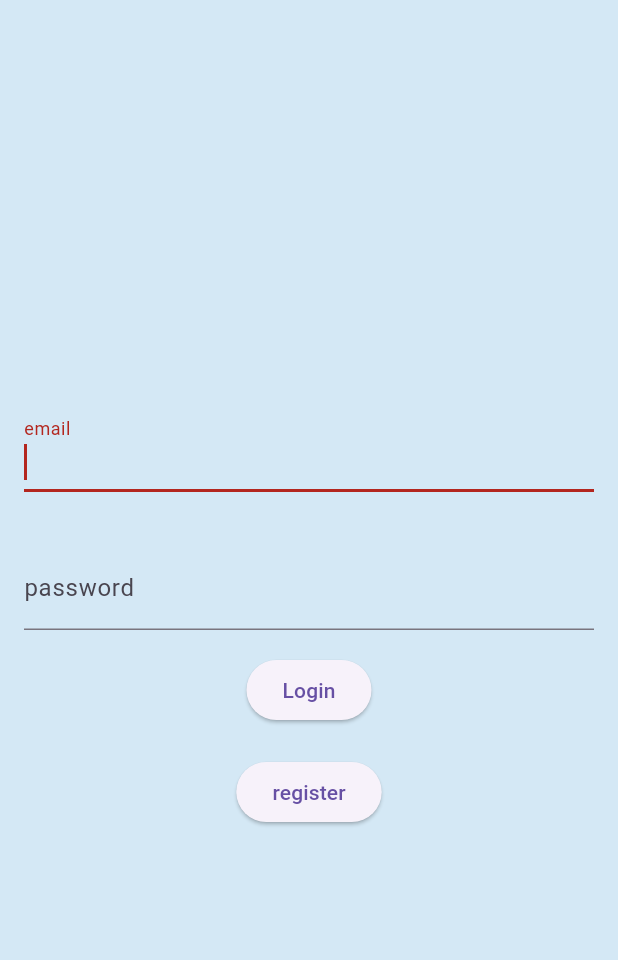
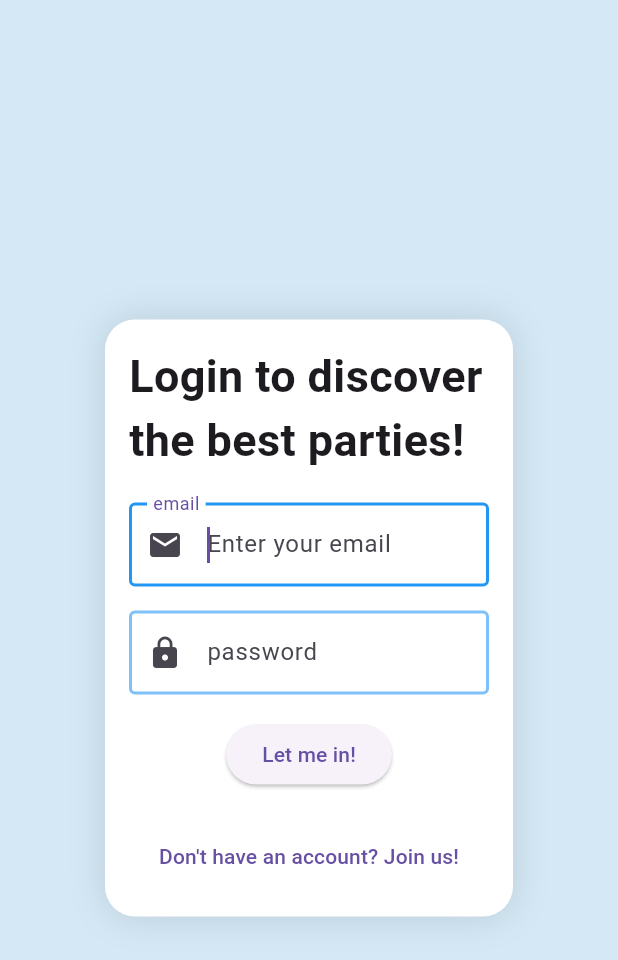
Before and after one commit to bramba2000/crowDJ, a Flutter app: the screen it shows after launch, on a phone screen of 412 x 824 dp. Shown: the top 960 px of the screen. Run offline on Flutter 3.47's test engine with Material 3 defaults, Android fonts, the phone set to English and light mode, and no system bars; our stand-ins replace cloud_firestore, firebase_auth, firebase_core, flutter_map, flutter_riverpod, freezed_annotation and 4 more; missing offline and left inert: geoflutterfire2, spotify; accounts and stored records are empty; generated files the repository leaves out were written again.

Commit message:
restyle form fields in login

```diff
--- a/crowdj_app/lib/feature/auth/pages/login_page.dart
+++ b/crowdj_app/lib/feature/auth/pages/login_page.dart
@@ -8,6 +8,9 @@ import '../data/auth_data_source.dart';
 import '../data/user_data_source.dart';
 import '../providers/authentication_provider.dart';
 import '../providers/state/authentication_state.dart';
+import '../widgets/form_skeleton.dart';
+import '../widgets/responsive_card_with_image.dart';
+import '../widgets/utils/custom_form_styles.dart';
 
 class LoginPage extends ConsumerStatefulWidget {
   const LoginPage({super.key});
@@ -21,17 +24,19 @@ class _LoginPageState extends ConsumerState<LoginPage> {
   final TextEditingController _passwordController = TextEditingController();
   final provider = authNotifierProvider(AuthDataSource(), UserDataSource());
   final GlobalKey<FormState> _formKey = GlobalKey<FormState>();
-  final FocusNode _focusNode = FocusNode();
 
   @override
   Widget build(BuildContext context) {
     return Scaffold(
       body: Container(
-        decoration: BoxDecoration(
+        decoration: const BoxDecoration(
           color: Color.fromARGB(255, 212, 232, 245),
         ),
         alignment: Alignment.center,
-        child: responsiveSingleFormLayout(loginForm()),
+        child: ResponsiveCardWithImage(
+            child: FormSkeleton(
+                title: ("Login to discover the best parties!"),
+                form: loginForm())),
       ),
     );
   }
@@ -79,11 +84,11 @@ class _LoginPageState extends ConsumerState<LoginPage> {
         children: [
           TextFormField(
             autofocus: true,
-            focusNode: _focusNode,
             controller: _usernameController,
-            decoration: const InputDecoration(
+            decoration: customInputDecorator(
               labelText: 'email',
-              errorText: '',
+              hintText: 'Enter your email',
+              icon: Icons.email,
             ),
             keyboardType: TextInputType.emailAddress,
             validator: (value) =>
@@ -97,75 +102,26 @@ class _LoginPageState extends ConsumerState<LoginPage> {
             controller: _passwordController,
             keyboardType: TextInputType.visiblePassword,
             obscureText: true,
-            decoration: const InputDecoration(labelText: 'password'),
+            decoration: customInputDecorator(
+              labelText: 'password',
+              hintText: 'Enter your password',
+              icon: Icons.lock,
+            ),
             validator: (value) =>
                 value!.isEmpty ? 'Enter a valid password' : null,
             onFieldSubmitted: (value) => _login(),
           ),
           const SizedBox(height: 16.0),
           ElevatedButton(
-            onPressed: _login,
-            child: const Text('Login'),
+            onPressed: () async => _login(),
+            child: const Text('Let me in!'),
           ),
           const SizedBox(height: 20.0),
-          ElevatedButton(
-            onPressed: () => context.replace('/signin'),
-            child: const Text('register'),
-          ),
+          TextButton(
+              onPressed: () => context.go('/signin'),
+              child: const Text("Don't have an account? Join us!")),
         ],
       ),
-    );
-  }
-
-  Widget responsiveSingleFormLayout(Widget formWidget) {
-    return LayoutBuilder(
-      builder: (BuildContext context, BoxConstraints constraints) {
-        const double breackPointWidth = 700;
-        const double breackPointHeight = 700;
-
-        if (constraints.maxWidth > breackPointWidth) {
-          return Container(
-            decoration: const BoxDecoration(
-              boxShadow: [
-                BoxShadow(
-                  color: Colors.black12,
-                  blurRadius: 20,
-                ),
-              ],
-              color: Colors.white,
-            ),
-            constraints: const BoxConstraints(
-              maxHeight: breackPointHeight,
-            ),
-            child: Row(
-              crossAxisAlignment: CrossAxisAlignment.center,
-              mainAxisSize: MainAxisSize.max,
-              mainAxisAlignment: MainAxisAlignment.spaceBetween,
-              children: [
-                Expanded(
-                  flex: 2,
-                  child: Padding(
-                    padding: const EdgeInsets.all(25),
-                    child: formWidget,
-                  ),
-                ),
-                Expanded(
-                  flex: 3,
-                  child: Image.asset(
-                    'lib/assets/crowd_mobile_background.jpeg',
-                    alignment: Alignment.centerRight,
-                  ),
-                )
-              ],
-            ),
-          );
-        } else {
-          return Padding(
-            padding: const EdgeInsets.all(16.0),
-            child: formWidget,
-          );
-        }
-      },
     );
   }
 
@@ -174,8 +130,6 @@ class _LoginPageState extends ConsumerState<LoginPage> {
       await ref
           .read(provider.notifier)
           .signIn(_usernameController.text, _passwordController.text);
-    } else {
-      _focusNode.requestFocus();
     }
   }
 
@@ -191,7 +145,6 @@ class _LoginPageState extends ConsumerState<LoginPage> {
   void dispose() {
     _usernameController.dispose();
     _passwordController.dispose();
-    _focusNode.dispose();
     super.dispose();
   }
 }
--- /dev/null
+++ b/crowdj_app/lib/feature/auth/widgets/form_skeleton.dart
@@ -0,0 +1,34 @@
+import 'package:flutter/material.dart';
+
+/// A custom conmponent that renders a [form] with a title above it.
+class FormSkeleton extends StatelessWidget {
+  const FormSkeleton({
+    super.key,
+    this.title,
+    required this.form,
+  });
+
+  final String? title;
+  final Widget form;
+
+  @override
+  Widget build(BuildContext context) {
+    return Column(
+      crossAxisAlignment: CrossAxisAlignment.center,
+      mainAxisSize: MainAxisSize.min,
+      mainAxisAlignment: MainAxisAlignment.center,
+      children: [
+        if (title != null)
+          Text(
+            title!,
+            style: TextStyle(
+              fontSize: 30,
+              fontWeight: FontWeight.bold,
+            ),
+          ),
+        if (title != null) const SizedBox(height: 20),
+        form,
+      ],
+    );
+  }
+}
--- /dev/null
+++ b/crowdj_app/lib/feature/auth/widgets/responsive_card_with_image.dart
@@ -0,0 +1,75 @@
+import 'package:flutter/material.dart';
+
+class ResponsiveCardWithImage extends StatelessWidget {
+  const ResponsiveCardWithImage({
+    super.key,
+    required this.child,
+  });
+
+  final Widget child;
+
+  @override
+  Widget build(BuildContext context) {
+    return LayoutBuilder(
+      builder: (BuildContext context, BoxConstraints constraints) {
+        const double breackPointWidth = 700;
+        const double breackPointHeight = 700;
+
+        if (constraints.maxWidth > breackPointWidth) {
+          return Container(
+            decoration: const BoxDecoration(
+              boxShadow: [
+                BoxShadow(
+                  color: Colors.black12,
+                  blurRadius: 20,
+                ),
+              ],
+              color: Colors.white,
+            ),
+            constraints: const BoxConstraints(
+              maxHeight: breackPointHeight,
+            ),
+            child: Row(
+              crossAxisAlignment: CrossAxisAlignment.center,
+              mainAxisSize: MainAxisSize.max,
+              mainAxisAlignment: MainAxisAlignment.spaceBetween,
+              children: [
+                Expanded(
+                  flex: 2,
+                  child: Padding(
+                    padding: const EdgeInsets.all(25),
+                    child: child,
+                  ),
+                ),
+                Expanded(
+                  flex: 3,
+                  child: Image.asset(
+                    'lib/assets/crowd_mobile_background.jpeg',
+                    alignment: Alignment.centerRight,
+                  ),
+                )
+              ],
+            ),
+          );
+        } else {
+          return Container(
+            decoration: const BoxDecoration(
+              boxShadow: [
+                BoxShadow(
+                  color: Colors.black12,
+                  blurRadius: 20,
+                ),
+              ],
+              borderRadius: BorderRadius.all(Radius.circular(20)),
+              color: Colors.white,
+            ),
+            margin:
+                const EdgeInsets.symmetric(horizontal: breackPointWidth * 0.1),
+            padding: const EdgeInsets.all(16.0),
+            child: child,
+          );
+        }
+      },
+    );
+  }
+}
--- /dev/null
+++ b/crowdj_app/lib/feature/auth/widgets/utils/custom_form_styles.dart
@@ -0,0 +1,32 @@
+import 'package:flutter/material.dart';
+
+InputDecoration customInputDecorator({
+  String? labelText,
+  String? hintText,
+  IconData? icon,
+}) =>
+    InputDecoration(
+      fillColor: Colors.white,
+      filled: true,
+      enabledBorder: const OutlineInputBorder(
+        borderSide: BorderSide(
+          color: Color.fromARGB(148, 33, 149, 243),
+          width: 2,
+        ),
+      ),
+      focusedBorder: const OutlineInputBorder(
+        borderSide: BorderSide(
+          color: Colors.blue,
+          width: 2,
+        ),
+      ),
+      errorBorder: const OutlineInputBorder(
+        borderSide: BorderSide(
+          color: Colors.red,
+          width: 2,
+        ),
+      ),
+      labelText: labelText,
+      hintText: hintText,
+      prefixIcon: icon != null ? Icon(icon) : null,
+    );
```
